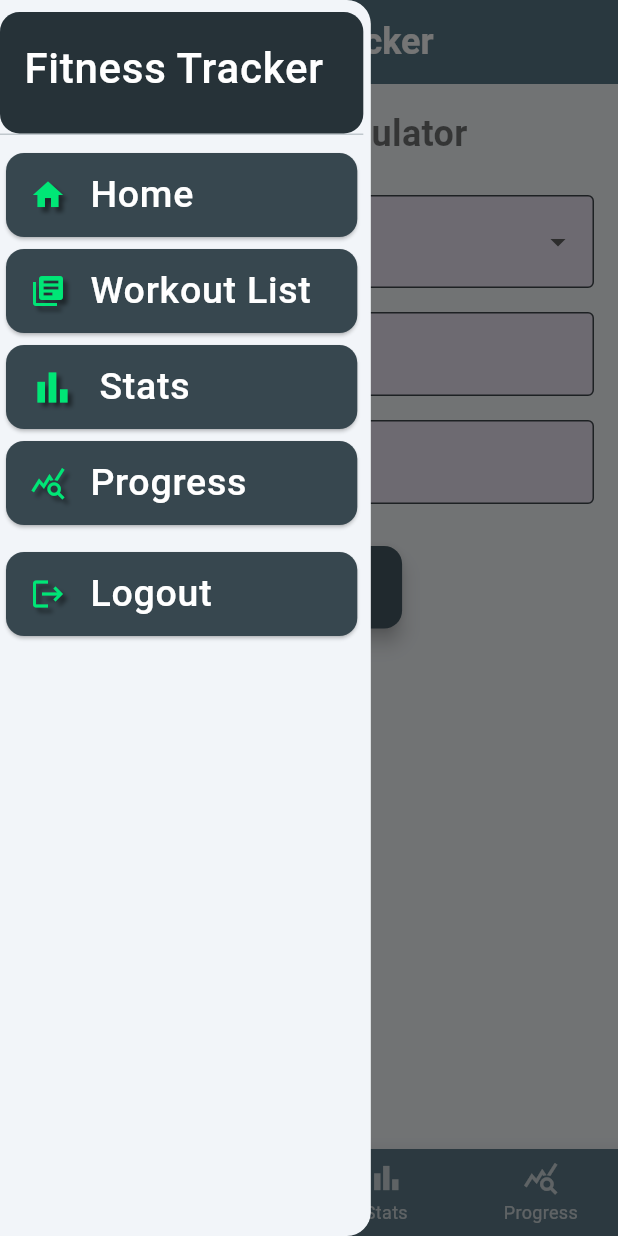
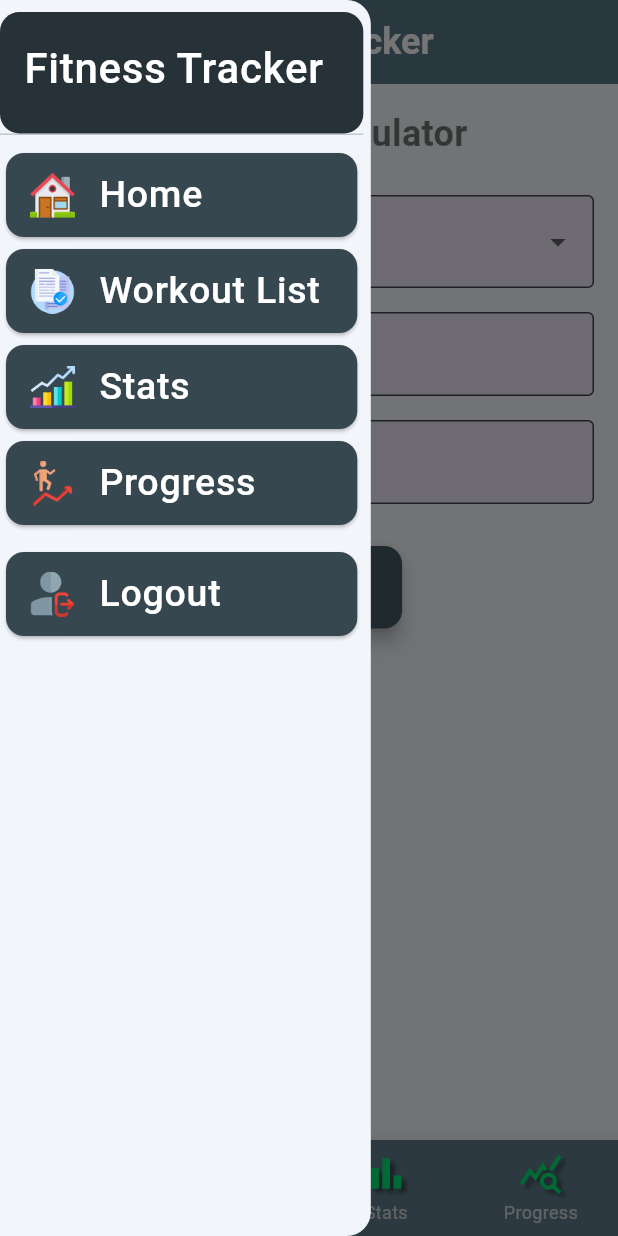
Before and after one commit to MasumBillah00/Fitness-Tracker, a Flutter app: the HomeScreen screen opened directly, with the side drawer open, on a phone screen of 412 x 824 dp. Run offline on Flutter 3.47's test engine with Material 3 defaults, Android fonts, the phone set to English and light mode, and no system bars; our stand-ins replace bloc, equatable, fl_chart, flutter_bloc, sqflite; accounts and stored records are empty.

Commit message:
Complete Project

```diff
--- a/lib/bloc/login/login_bloc.dart
+++ b/lib/bloc/login/login_bloc.dart
@@ -38,6 +38,6 @@ class LoginBloc extends Bloc<LoginEvent, LoginState> {
   }
 
   void _onLogout(Logout event, Emitter<LoginState> emit) {
-    emit(LoginState());
+    emit(const LoginState());
   }
 }
--- a/lib/main.dart
+++ b/lib/main.dart
@@ -24,7 +24,7 @@ void main() async {
     await dbHelper.insertUser('m.billahkst@gmail.com', '12345');
   }
 
-  runApp(MyApp());
+  runApp(const MyApp());
 }
 
 class MyApp extends StatelessWidget {
--- a/lib/view/home_screen.dart
+++ b/lib/view/home_screen.dart
@@ -56,22 +56,69 @@ class _HomeScreenState extends State<HomeScreen> {
         drawer: Fitness_Drawer(onItemTapped: _onItemTapped),
         body: _pages[_selectedIndex], // Display the selected page
         bottomNavigationBar: BottomNavigationBar(
-          items: const [
+          items:  [
             BottomNavigationBarItem(
-              icon: Icon(Icons.home),
+              icon: Icon(Icons.home,
+                      size: 30,
+                      color: Colors.greenAccent.shade400,        // Icon color
+                      semanticLabel: 'Stats', // Accessible label for screen readers
+                      textDirection: TextDirection.ltr,  // Text direction for the icon
+                      shadows: const [
+                        Shadow(
+                          offset: Offset(3.0, 3.0), // Shadow position
+                          blurRadius: 3.0,          // Shadow blur radius
+                          color: Colors.black45,     // Shadow color
+                        ),
+                      ],
+                    ),
+
               label: 'Home',
             ),
 
             BottomNavigationBarItem(
-              icon: Icon(Icons.library_books),
+
+              icon: Icon(Icons.library_books,size: 30,
+                color: Colors.greenAccent.shade400,        // Icon color
+                semanticLabel: 'Stats', // Accessible label for screen readers
+                textDirection: TextDirection.ltr,  // Text direction for the icon
+                shadows: const [
+                  Shadow(
+                    offset: Offset(3.0, 3.0), // Shadow position
+                    blurRadius: 3.0,          // Shadow blur radius
+                    color: Colors.black45,     // Shadow color
+                  ),
+                ],
+              ),
               label: 'Workouts',
             ),
             BottomNavigationBarItem(
-              icon: Icon(Icons.bar_chart),
+              icon: Icon(Icons.bar_chart,size: 30,
+                color: Colors.greenAccent.shade400,        // Icon color
+                semanticLabel: 'Stats', // Accessible label for screen readers
+                textDirection: TextDirection.ltr,  // Text direction for the icon
+                shadows: const [
+                  Shadow(
+                    offset: Offset(3.0, 3.0), // Shadow position
+                    blurRadius: 3.0,          // Shadow blur radius
+                    color: Colors.black45,     // Shadow color
+                  ),
+                ],
+              ),
               label: 'Stats',
             ),
             BottomNavigationBarItem(
-              icon: Icon(Icons.query_stats),
+              icon: Icon(Icons.query_stats,size: 30,
+                color: Colors.greenAccent.shade400,        // Icon color
+                semanticLabel: 'Stats', // Accessible label for screen readers
+                textDirection: TextDirection.ltr,  // Text direction for the icon
+                shadows: const [
+                  Shadow(
+                    offset: Offset(3.0, 3.0), // Shadow position
+                    blurRadius: 3.0,          // Shadow blur radius
+                    color: Colors.black45,     // Shadow color
+                  ),
+                ],
+              ),
               label: 'Progress',
             ),
 
--- a/lib/view/login/login_screen.dart
+++ b/lib/view/login/login_screen.dart
@@ -23,7 +23,7 @@ class _LoginScreenState extends State<LoginScreen> {
   final passwordFocusNode = FocusNode();
   final _formKey = GlobalKey<FormState>();
   late LoginBloc _loginBloc;
-  bool _rememberMe = false;
+  //bool _rememberMe = false;
   String? _savedPassword;
   bool _showPasswordDialog = true;
   bool _isPasswordVisible = false;
--- a/lib/view/login/registration/registration.dart
+++ b/lib/view/login/registration/registration.dart
@@ -137,7 +137,7 @@ class _RegistrationScreenState extends State<RegistrationScreen> {
                         )
                             : const Text('Register'),
                       ),
-                      SizedBox(
+                      const SizedBox(
                         height: 20,
                       ),
                       Align(
--- a/lib/widget/drawer_widget.dart
+++ b/lib/widget/drawer_widget.dart
@@ -51,17 +51,24 @@ class Fitness_Drawer extends StatelessWidget {
                   Card(
                     color: Colors.blueGrey.shade800,
                     child: ListTile(
-                      leading:  Icon(Icons.home,
-                        color: Colors.greenAccent.shade400,        // Icon color
-                        semanticLabel: 'Home', // Accessible label for screen readers
-                        textDirection: TextDirection.ltr,  // Text direction for the icon
-                        shadows: const [
-                          Shadow(
-                            offset: Offset(3.0, 3.0), // Shadow position
-                            blurRadius: 3.0,          // Shadow blur radius
-                            color: Colors.black45,     // Shadow color
+                      leading: Container(
+                        width: 30, // Set the width and height to control the image size
+                        height: 30,
+
+                        decoration: const BoxDecoration(
+                          image: DecorationImage(
+                            image: AssetImage('assets/icons/house.png'), // Path to your image
+                            fit: BoxFit.contain, // Adjust the image to fit within the container
                           ),
-                        ],),
+                          // boxShadow: [
+                          //   BoxShadow(
+                          //     color: Colors.black45,  // Shadow color
+                          //     blurRadius: 3.0,        // Shadow blur radius
+                          //     offset: Offset(3.0, 3.0), // Shadow offset
+                          //   ),
+                          // ],
+                        ),
+                      ),
                       title: const Text(
                         'Home',
                         style: TextStyle(fontSize: 25, fontWeight: FontWeight.w500, color: Colors.white),
@@ -75,18 +82,23 @@ class Fitness_Drawer extends StatelessWidget {
                   Card(
                     color: Colors.blueGrey.shade800,
                     child: ListTile(
-                      leading: Icon(
-                        Icons.library_books,
-                        color: Colors.greenAccent.shade400,        // Icon color
-                        semanticLabel: 'Bar Chart', // Accessible label for screen readers
-                        textDirection: TextDirection.ltr,  // Text direction for the icon
-                        shadows: const [
-                          Shadow(
-                            offset: Offset(3.0, 3.0), // Shadow position
-                            blurRadius: 3.0,          // Shadow blur radius
-                            color: Colors.black45,     // Shadow color
+                      leading: Container(
+                        width: 30, // Set the width and height to control the image size
+                        height: 30,
+
+                        decoration: const BoxDecoration(
+                          image: DecorationImage(
+                            image: AssetImage('assets/icons/documents.png'), // Path to your image
+                            fit: BoxFit.contain, // Adjust the image to fit within the container
                           ),
-                        ],
+                          // boxShadow: [
+                          //   BoxShadow(
+                          //     color: Colors.black45,  // Shadow color
+                          //     blurRadius: 3.0,        // Shadow blur radius
+                          //     offset: Offset(3.0, 3.0), // Shadow offset
+                          //   ),
+                          // ],
+                        ),
                       ),
                       title: const Text(
                         'Workout List',
@@ -101,21 +113,24 @@ class Fitness_Drawer extends StatelessWidget {
                   Card(
                     color: Colors.blueGrey.shade800,
                     child: ListTile(
-                      leading: Icon(
-                        Icons.bar_chart_outlined,  // Icon data
-                        size: 30.0,                // Icon size in logical pixels
-                        color: Colors.greenAccent.shade400,        // Icon color
-                        semanticLabel: 'Stats', // Accessible label for screen readers
-                        textDirection: TextDirection.ltr,  // Text direction for the icon
-                        shadows: const [
-                          Shadow(
-                            offset: Offset(3.0, 3.0), // Shadow position
-                            blurRadius: 3.0,          // Shadow blur radius
-                            color: Colors.black45,     // Shadow color
+                      leading: Container(
+                        width: 30, // Set the width and height to control the image size
+                        height: 30,
+
+                        decoration: const BoxDecoration(
+                          image: DecorationImage(
+                            image: AssetImage('assets/icons/stats.png'), // Path to your image
+                            fit: BoxFit.contain, // Adjust the image to fit within the container
                           ),
-                        ],
+                          // boxShadow: [
+                          //   BoxShadow(
+                          //     color: Colors.black45,  // Shadow color
+                          //     blurRadius: 3.0,        // Shadow blur radius
+                          //     offset: Offset(3.0, 3.0), // Shadow offset
+                          //   ),
+                          // ],
+                        ),
                       ),
-
                       title: const Text(
                         'Stats',
                         style: TextStyle(fontSize: 25, fontWeight: FontWeight.w500, color: Colors.white),
@@ -127,20 +142,56 @@ class Fitness_Drawer extends StatelessWidget {
                     ),
                   ),
 
+                  // Card(
+                  //   color: Colors.blueGrey.shade800,
+                  //   child: ListTile(
+                  //     leading: Icon(
+                  //       Icons.bar_chart_outlined,  // Icon data
+                  //       size: 30.0,                // Icon size in logical pixels
+                  //       color: Colors.greenAccent.shade400,        // Icon color
+                  //       semanticLabel: 'Stats', // Accessible label for screen readers
+                  //       textDirection: TextDirection.ltr,  // Text direction for the icon
+                  //       shadows: const [
+                  //         Shadow(
+                  //           offset: Offset(3.0, 3.0), // Shadow position
+                  //           blurRadius: 3.0,          // Shadow blur radius
+                  //           color: Colors.black45,     // Shadow color
+                  //         ),
+                  //       ],
+                  //     ),
+
+                  //     title: const Text(
+                  //       'Stats',
+                  //       style: TextStyle(fontSize: 25, fontWeight: FontWeight.w500, color: Colors.white),
+                  //     ),
+                  //     onTap: () {
+                  //       onItemTapped(2);
+                  //       Navigator.of(context).pop(); // Close the drawer
+                  //     },
+                  //   ),
+                  // ),
+
                   Card(
                     color: Colors.blueGrey.shade800,
                     child: ListTile(
-                      leading:  Icon(Icons.query_stats,
-                        color: Colors.greenAccent.shade400,        // Icon color
-                        semanticLabel: 'Progress', // Accessible label for screen readers
-                        textDirection: TextDirection.ltr,  // Text direction for the icon
-                        shadows: const [
-                          Shadow(
-                            offset: Offset(3.0, 3.0), // Shadow position
-                            blurRadius: 3.0,          // Shadow blur radius
-                            color: Colors.black45,     // Shadow color
+                      leading: Container(
+                        width: 30, // Set the width and height to control the image size
+                        height: 30,
+
+                        decoration: const BoxDecoration(
+                          image: DecorationImage(
+                            image: AssetImage('assets/icons/progress.png'), // Path to your image
+                            fit: BoxFit.contain, // Adjust the image to fit within the container
                           ),
-                        ],),
+                          // boxShadow: [
+                          //   BoxShadow(
+                          //     color: Colors.black45,  // Shadow color
+                          //     blurRadius: 3.0,        // Shadow blur radius
+                          //     offset: Offset(3.0, 3.0), // Shadow offset
+                          //   ),
+                          // ],
+                        ),
+                      ),
                       title: const Text(
                         'Progress',
                         style: TextStyle(fontSize: 25, fontWeight: FontWeight.w500,
@@ -159,16 +210,24 @@ class Fitness_Drawer extends StatelessWidget {
                   Card(
                     color: Colors.blueGrey.shade800,
                     child: ListTile(
-                      leading:  Icon(Icons.logout, color: Colors.greenAccent.shade400,        // Icon color
-                        semanticLabel: 'Log Out', // Accessible label for screen readers
-                        textDirection: TextDirection.ltr,  // Text direction for the icon
-                        shadows: const [
-                          Shadow(
-                            offset: Offset(3.0, 3.0), // Shadow position
-                            blurRadius: 3.0,          // Shadow blur radius
-                            color: Colors.black45,     // Shadow color
+                      leading: Container(
+                        width: 30, // Set the width and height to control the image size
+                        height: 30,
+
+                        decoration: const BoxDecoration(
+                          image: DecorationImage(
+                            image: AssetImage('assets/icons/logout.png'), // Path to your image
+                            fit: BoxFit.contain, // Adjust the image to fit within the container
                           ),
-                        ],),
+                          // boxShadow: [
+                          //   BoxShadow(
+                          //     color: Colors.black45,  // Shadow color
+                          //     blurRadius: 3.0,        // Shadow blur radius
+                          //     offset: Offset(3.0, 3.0), // Shadow offset
+                          //   ),
+                          // ],
+                        ),
+                      ),
                       title: const Text(
                         'Logout',
                         style: TextStyle(
--- a/pubspec.yaml
+++ b/pubspec.yaml
@@ -38,3 +38,4 @@ flutter:
 
   assets:
     - assets/images/
+    - assets/icons/
```
Also changed, not shown: assets/icons/documents.png (added), assets/icons/house.png (added), assets/icons/logout.png (added), assets/icons/progress.png (added), assets/icons/stats.png (added).
